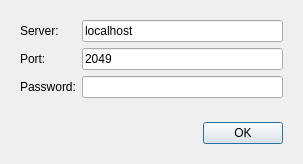
This is src/Common/gui/PrivateServerDialog.ui in elieserdejesus/JamTaba as Qt 5 draws it before an edit. The edited form follows.
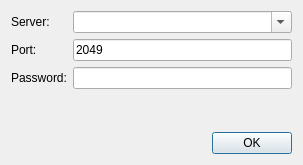
This is the edited form.

Commit message:
[WIP] Combobox for private servers (#488)
* Moving code - refactoring

* using a list to allow more than one private server

* Adding a combobox for private servers

* storing/remembering last used servers

Patch:
```diff
--- a/src/Common/gui/PrivateServerDialog.ui
+++ b/src/Common/gui/PrivateServerDialog.ui
@@ -10,7 +10,7 @@
     <x>0</x>
     <y>0</y>
     <width>303</width>
-    <height>155</height>
+    <height>165</height>
    </rect>
   </property>
   <property name="windowTitle">
@@ -24,57 +24,23 @@
   </property>
   <layout class="QVBoxLayout" name="verticalLayout">
    <item>
-    <widget class="QWidget" name="widget" native="true">
      <layout class="QFormLayout" name="formLayout">
-      <item row="0" column="0">
-       <widget class="QLabel" name="label">
+     <item row="1" column="0">
+      <widget class="QLabel" name="labelName">
         <property name="text">
          <string>Server:</string>
         </property>
        </widget>
       </item>
-      <item row="0" column="1">
-       <widget class="QLineEdit" name="serverTextField">
-        <property name="accessibleDescription">
-         <string>type here the name of the server to join</string>
-        </property>
-        <property name="text">
-         <string notr="true">localhost</string>
-        </property>
-       </widget>
-      </item>
       <item row="2" column="0">
-       <widget class="QLabel" name="label_2">
-        <property name="toolTip">
-         <string>leave blank to connect as annonymous</string>
-        </property>
-        <property name="text">
-         <string>Password:</string>
-        </property>
-       </widget>
-      </item>
-      <item row="2" column="1">
-       <widget class="QLineEdit" name="passwordTextField">
-        <property name="toolTip">
-         <string>leave blank to connect as annonymous</string>
-        </property>
-        <property name="accessibleDescription">
-         <string>type here the password</string>
-        </property>
-        <property name="text">
-         <string notr="true"/>
-        </property>
-       </widget>
-      </item>
-      <item row="1" column="0">
-       <widget class="QLabel" name="label_3">
+      <widget class="QLabel" name="labelPort">
         <property name="text">
          <string>Port:</string>
         </property>
        </widget>
       </item>
-      <item row="1" column="1">
-       <widget class="QLineEdit" name="serverPortTextField">
+     <item row="2" column="1">
+      <widget class="QLineEdit" name="textFieldPort">
         <property name="accessibleDescription">
          <string>type here the port to use</string>
         </property>
@@ -83,11 +49,45 @@
         </property>
        </widget>
       </item>
-     </layout>
-    </widget>
+     <item row="3" column="0">
+      <widget class="QLabel" name="labelPassword">
+       <property name="toolTip">
+        <string>leave blank to connect as annonymous</string>
+       </property>
+       <property name="text">
+        <string>Password:</string>
+       </property>
+      </widget>
+     </item>
+     <item row="3" column="1">
+      <widget class="QLineEdit" name="textFieldPassword">
+       <property name="toolTip">
+        <string>leave blank to connect as annonymous</string>
+       </property>
+       <property name="accessibleDescription">
+        <string>type here the password</string>
+       </property>
+       <property name="text">
+        <string notr="true"/>
+       </property>
+      </widget>
+     </item>
+     <item row="1" column="1">
+      <widget class="QComboBox" name="comboBoxServers">
+       <property name="editable">
+        <bool>true</bool>
+       </property>
+       <property name="currentText">
+        <string notr="true"/>
+       </property>
+       <property name="duplicatesEnabled">
+        <bool>false</bool>
+       </property>
+      </widget>
+     </item>
+    </layout>
    </item>
    <item>
-    <widget class="QWidget" name="widget_2" native="true">
      <layout class="QHBoxLayout" name="horizontalLayout">
       <item>
        <spacer name="horizontalSpacer">
@@ -97,7 +97,7 @@
         <property name="sizeHint" stdset="0">
          <size>
           <width>40</width>
-          <height>20</height>
+         <height>10</height>
          </size>
         </property>
        </spacer>
@@ -113,7 +113,6 @@
        </widget>
       </item>
      </layout>
-    </widget>
    </item>
   </layout>
  </widget>
```
Left out of the diff: 6 changed lines with no effect on the pictures. Lines whose indentation alone changed are shown as unchanged. The commit also changes 6 other files.
